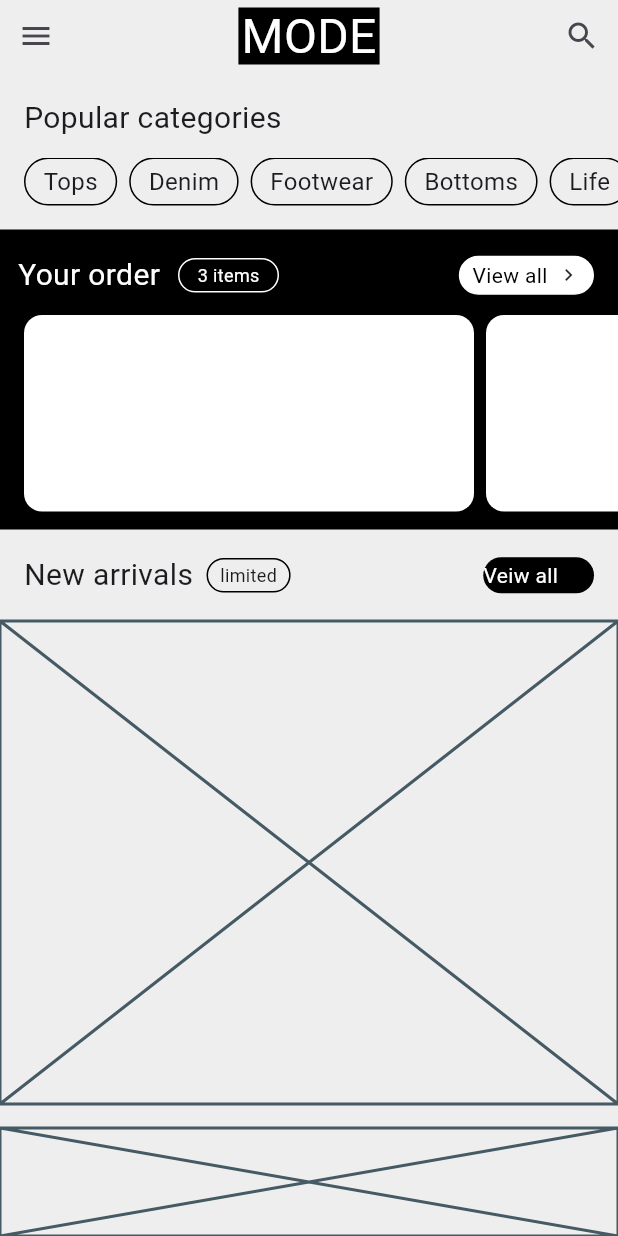
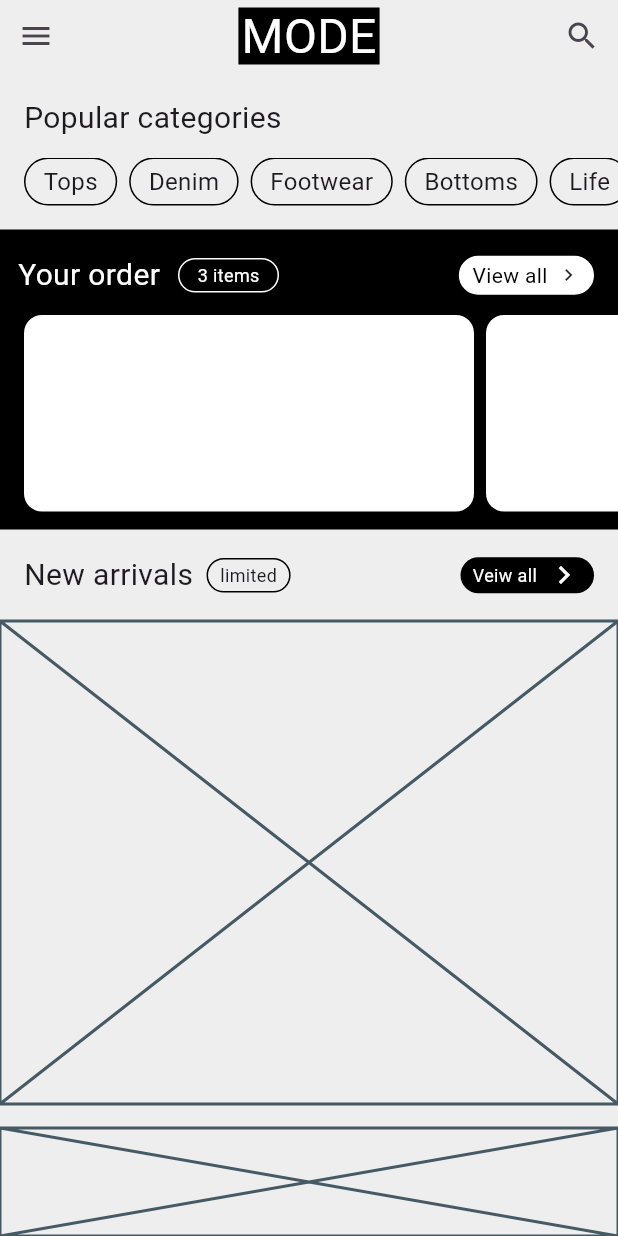
Before and after one commit to JAICHANGPARK/flutter_notebook_chapter_49, a Flutter app: the ECommerceHomePage screen opened directly, on a phone screen of 412 x 824 dp. Run offline on Flutter 3.47's test engine with Material 3 defaults, Android fonts, the phone set to English and light mode, and no system bars; our stand-ins replace google_fonts; Roboto replaces fonts that are missing (Akshar).

Commit message:
Update e_commerce_home_page.dart

```diff
--- a/lib/ep2451_e_commerce_app/ui/e_commerce_home_page.dart
+++ b/lib/ep2451_e_commerce_app/ui/e_commerce_home_page.dart
@@ -176,13 +176,17 @@ class _ECommerceHomePageState extends State<ECommerceHomePage> {
                       shape: StadiumBorder(),
                       color: Colors.black,
                     ),
+                    padding: .symmetric(horizontal: 8),
                     child: Row(
+                      spacing: 6,
                       children: [
                         Text(
                           "Veiw all",
-                          style: GoogleFonts.akshar(color: Colors.white),
+                          style: GoogleFonts.akshar(color: Colors.white,
+                          fontSize: 12,),
                         ),
-                        Icon(Icons.keyboard_arrow_right_sharp),
+                        Icon(Icons.keyboard_arrow_right_sharp,
+                        color: Colors.white,),
                       ],
                     ),
                   ),
```
